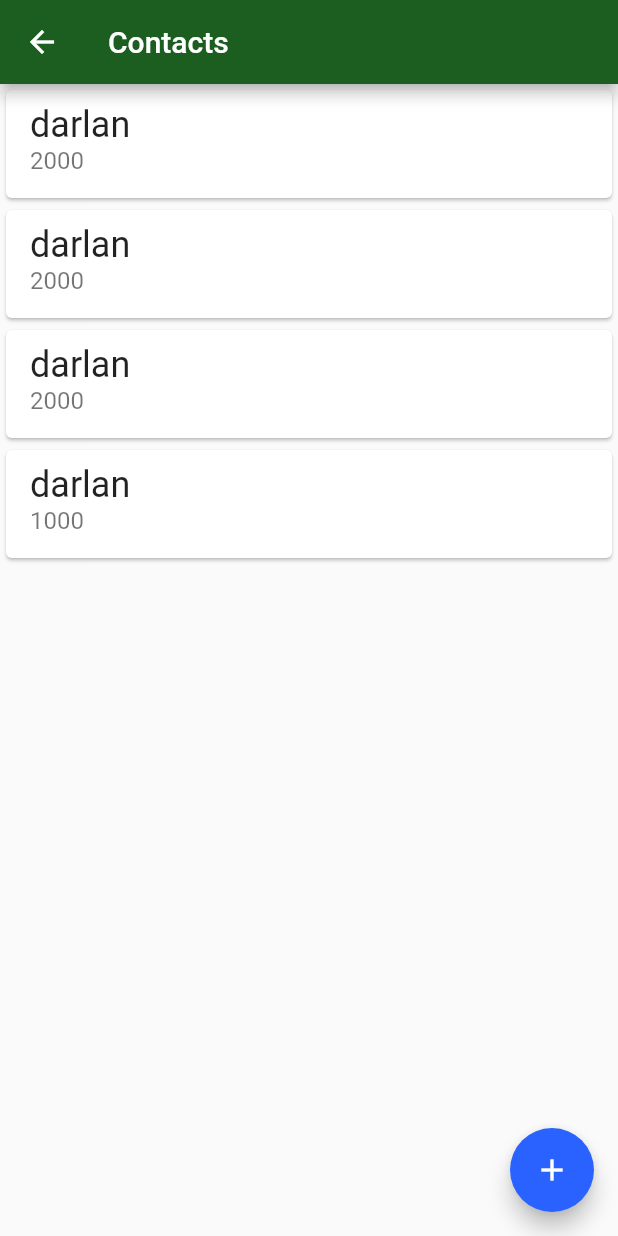
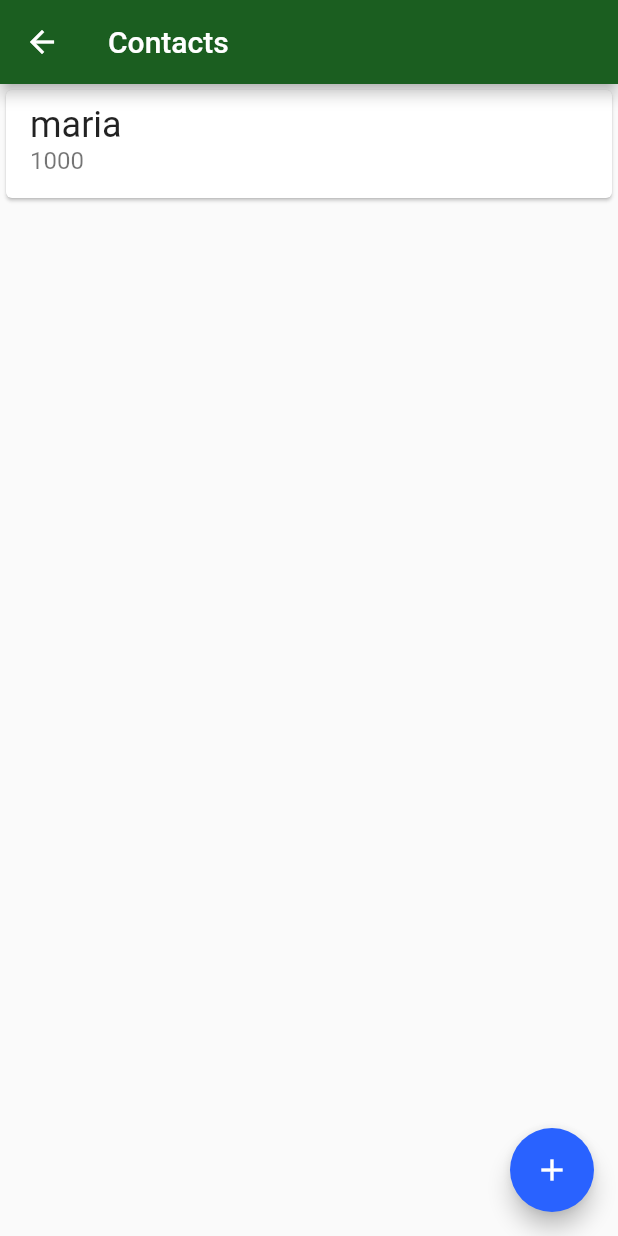
Before and after one commit to gabrieldarlan/bytebank_flutter_modulo_02_casa, a Flutter app: the screen it shows after launch, after a tap on "Contacts", on a phone screen of 412 x 824 dp. Run offline on Flutter 3.47's test engine with Material 2 defaults, Android fonts, the phone set to English and light mode, and no system bars; our stand-ins replace sqflite; accounts and stored records are empty.

Commit message:
aula 04 - 03 Carregando a lista de contatos

```diff
--- a/lib/main.dart
+++ b/lib/main.dart
@@ -6,9 +6,7 @@ import 'models/contact.dart';
 
 void main() {
   runApp(BytebankApp());
-  save(Contact(0, 'darlan', 1000)).then((id) {
-    findAll().then((contacts) => debugPrint(contacts.toString()));
-  });
+  save(Contact(0, 'maria', 1000));
 }
 
 class BytebankApp extends StatelessWidget {
--- a/lib/screens/contacts_list.dart
+++ b/lib/screens/contacts_list.dart
@@ -1,26 +1,27 @@
+import 'package:bytebank_dashboard/database/app_database.dart';
 import 'package:bytebank_dashboard/models/contact.dart';
 import 'package:bytebank_dashboard/screens/contact_form.dart';
 import 'package:flutter/material.dart';
 
 class ContactsList extends StatelessWidget {
-  final List<Contact> contacts = List();
-
   @override
   Widget build(BuildContext context) {
-    contacts.add(Contact(0,'darlan',2000));
-    contacts.add(Contact(0,'darlan',2000));
-    contacts.add(Contact(0,'darlan',2000));
-    contacts.add(Contact(0,'darlan',1000));
     return Scaffold(
       appBar: AppBar(
         title: Text('Contacts'),
       ),
-      body: ListView.builder(
-        itemBuilder: (context, int index) {
-          final Contact contact = contacts[index];
-          return _ContactItem(contact);
+      body: FutureBuilder(
+        future: findAll(),
+        builder: (context, snapshot) {
+          final List<Contact> contacts = snapshot.data;
+          return ListView.builder(
+            itemBuilder: (context, int index) {
+              final Contact contact = contacts[index];
+              return _ContactItem(contact);
+            },
+            itemCount: contacts.length,
+          );
         },
-        itemCount: contacts.length,
       ),
       floatingActionButton: FloatingActionButton(
         onPressed: () {
```
